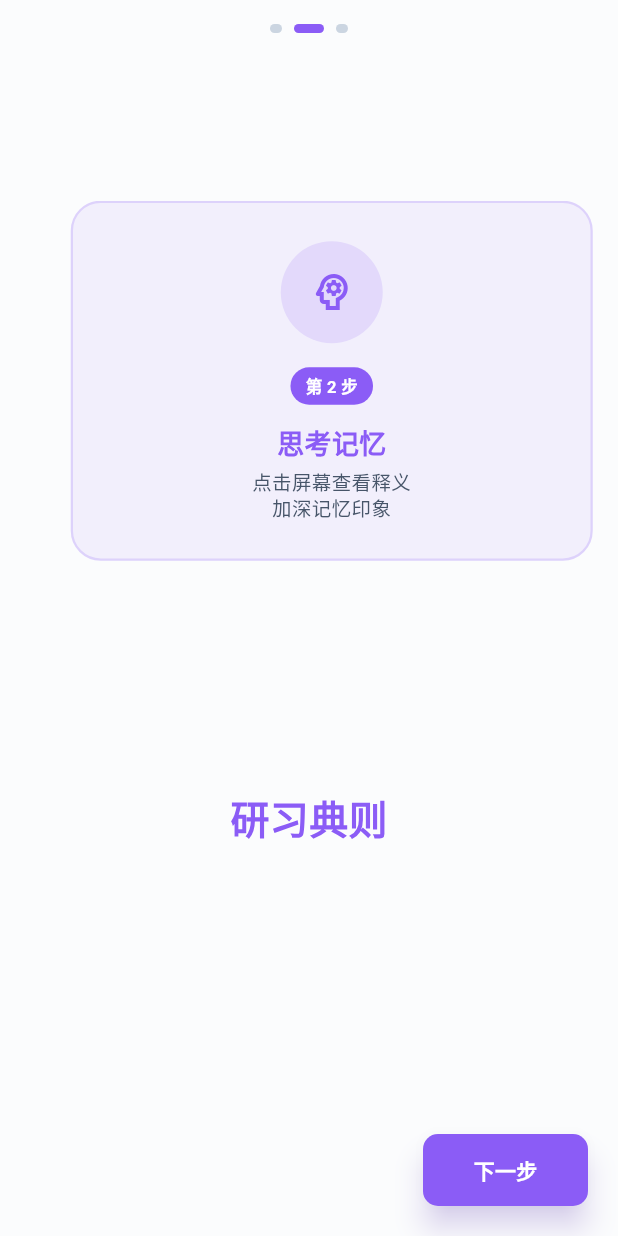
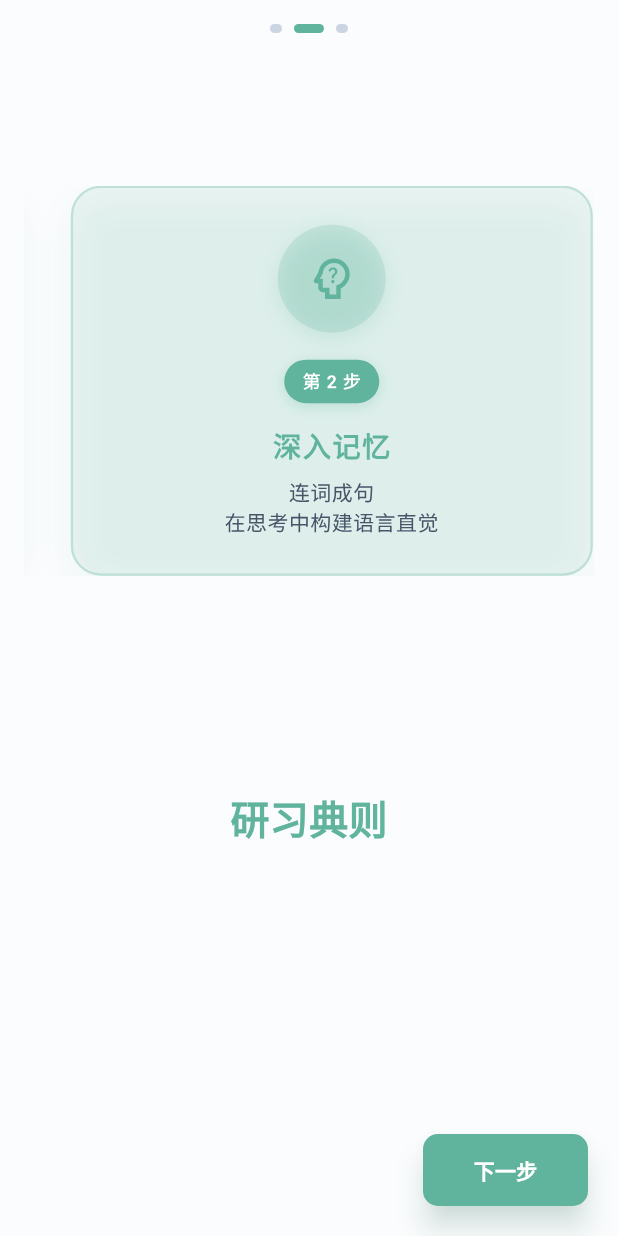
Before and after one commit to mikufoxxx/WordFlow, a Flutter app: the screen it shows after launch, after a tap on "下一步", on a phone screen of 412 x 824 dp. Run offline on Flutter 3.47's test engine with Material 3 defaults, Android fonts, the phone set to English and light mode, and no system bars; our stand-ins replace audioplayers, file_picker, fl_chart, permission_handler, shared_preferences; missing offline and left inert: lordicon.

Commit message:
起始页修复

```diff
--- a/lib/pages/onboarding_page.dart
+++ b/lib/pages/onboarding_page.dart
@@ -61,7 +61,7 @@ class _OnboardingPageState extends State<OnboardingPage>
     ),
           OnboardingPageData(
         title: "始于足下",
-        subtitle: "连接DeepSeek AI",
+        subtitle: "输入API Key, 开启智能造句判断",
         description: "输入DeepSeek API Key\n开启智能造句判断",
         icon: Icons.psychology_outlined,
         color: Color(0xFF10B981), // 更柔和的绿色
@@ -71,22 +71,22 @@ class _OnboardingPageState extends State<OnboardingPage>
   // 学习流程数据 - 使用更柔和的颜色
   final List<LearningStepData> _learningSteps = [
     LearningStepData(
-      title: "单词浮现",
-      description: "优雅的流式动画\n逐字浮现单词",
-      icon: Icons.visibility_outlined,
-      color: Color(0xFF6B7280), // 柔和灰色
+      title: "单词呈现",
+      description: "沉浸体验\n单词如流水般展现",
+      icon: Icons.auto_awesome_outlined,
+      color: AppTheme.primaryGray,
     ),
     LearningStepData(
-      title: "思考记忆",
-      description: "点击屏幕查看释义\n加深记忆印象",
-      icon: Icons.psychology_outlined,
-      color: Color(0xFF8B5CF6), // 柔和紫色
+      title: "深入记忆",
+      description: "连词成句\n在思考中构建语言直觉",
+      icon: Icons.psychology_alt_outlined,
+      color: AppTheme.primaryGray,
     ),
     LearningStepData(
-      title: "确认掌握",
-      description: "标记认识程度\n智能调整复习频率",
-      icon: Icons.done_all_outlined,
-      color: Color(0xFF10B981), // 柔和绿色
+      title: "智能推送",
+      description: "无限推词\n让你的词本独一无二",
+      icon: Icons.psychology_outlined,
+      color: AppTheme.primaryGray,
     ),
   ];
 
@@ -184,6 +184,7 @@ class _OnboardingPageState extends State<OnboardingPage>
       backgroundColor: Theme.of(context).brightness == Brightness.dark
           ? AppTheme.darkBackgroundColor
           : AppTheme.backgroundColor,
+      resizeToAvoidBottomInset: false,
       body: SafeArea(
             child: Center(
               child: ConstrainedBox(
@@ -231,7 +232,7 @@ class _OnboardingPageState extends State<OnboardingPage>
             height: ResponsiveHelper.getResponsiveSpacing(context, 6),
             decoration: BoxDecoration(
               color: _currentPage == index
-                  ? _pages[index].color
+                ? AppTheme.primaryGray
                 : AppTheme.coolGray300,
               borderRadius: BorderRadius.circular(ResponsiveHelper.getResponsiveBorderRadius(context, 3)),
             ),
@@ -297,31 +298,31 @@ class _OnboardingPageState extends State<OnboardingPage>
     });
 
     return Container(
-      width: 120, // 从150减少到120
-      height: 120, // 从150减少到120
+      width: 100,
+      height: 100,
       decoration: BoxDecoration(
-        color: page.color.withOpacity(0.1),
+        color: AppTheme.primaryGray.withOpacity(0.1),
         shape: BoxShape.circle,
         boxShadow: [
           BoxShadow(
-            color: page.color.withOpacity(0.15), // 从0.2减少到0.15
-            blurRadius: 15, // 从20减少到15
-            offset: const Offset(0, 8), // 从10减少到8
+            color: AppTheme.primaryGray.withOpacity(0.15),
+            blurRadius: 12,
+            offset: const Offset(0, 6),
           ),
         ],
       ),
       child: IconViewer(
         controller: controller,
-        width: 80, // 从100减少到80
-        height: 80, // 从100减少到80
+        width: 60,
+        height: 60,
       ),
     );
   }
 
-  /// 构建学习流程轮播图 - 不使用动画
+  /// 构建学习流程轮播图 - 增强视差动效
   Widget _buildLearningCarousel() {
     return SizedBox(
-      height: 240, // 从280减少到240
+      height: 260, // 增加高度以容纳视差效果
       child: PageView.builder(
         controller: _carouselController,
         onPageChanged: (index) {
@@ -332,79 +333,144 @@ class _OnboardingPageState extends State<OnboardingPage>
         itemCount: _learningSteps.length,
         itemBuilder: (context, index) {
           final step = _learningSteps[index];
-          return Container(
-            margin: const EdgeInsets.symmetric(horizontal: 16), // 从20减少到16
+          return AnimatedBuilder(
+            animation: _carouselController,
+            builder: (context, child) {
+              double value = 0.0;
+              if (_carouselController.position.haveDimensions) {
+                value = index.toDouble() - (_carouselController.page ?? 0);
+                value = (value * 0.038).clamp(-1, 1);
+              }
+
+              return Transform(
+                alignment: Alignment.center,
+                transform: Matrix4.identity()
+                  ..setEntry(3, 2, 0.001)
+                  ..rotateY(value),
+                child: Container(
+                  margin: EdgeInsets.symmetric(
+                    horizontal: 16 + (value.abs() * 8), // 动态边距
+                    vertical: value.abs() * 4, // 垂直视差
+                  ),
                   decoration: BoxDecoration(
-              color: step.color.withOpacity(0.08),
-              borderRadius: BorderRadius.circular(20), // 从24减少到20
+                    color: AppTheme.primaryGray.withOpacity(0.08 + (1 - value.abs()) * 0.02),
+                    borderRadius: BorderRadius.circular(20),
                     border: Border.all(
-                color: step.color.withOpacity(0.2),
+                      color: AppTheme.primaryGray.withOpacity(0.2 + (1 - value.abs()) * 0.1),
                       width: 1.5,
                     ),
+                    boxShadow: [
+                      BoxShadow(
+                        color: AppTheme.primaryGray.withOpacity(0.1 * (1 - value.abs())),
+                        blurRadius: 20 * (1 - value.abs()),
+                        offset: Offset(0, 8 * (1 - value.abs())),
+                      ),
+                    ],
                   ),
                   child: Column(
                     mainAxisAlignment: MainAxisAlignment.center,
                     children: [
-                // 步骤图标
-                Container(
-                  width: 68, // 从80减少到68
-                  height: 68, // 从80减少到68
+                      // 步骤图标 - 添加视差动效
+                      Transform.translate(
+                        offset: Offset(0, -value * 8), // 图标反向移动
+                        child: Transform.scale(
+                          scale: 1.0 - (value.abs() * 0.1), // 缩放效果
+                          child: Container(
+                            width: 72,
+                            height: 72,
                             decoration: BoxDecoration(
-                    color: step.color.withOpacity(0.15),
+                              color: AppTheme.primaryGray.withOpacity(0.15 + (1 - value.abs()) * 0.05),
                               shape: BoxShape.circle,
+                              boxShadow: [
+                                BoxShadow(
+                                  color: AppTheme.primaryGray.withOpacity(0.2 * (1 - value.abs())),
+                                  blurRadius: 12 * (1 - value.abs()),
+                                  offset: Offset(0, 4 * (1 - value.abs())),
+                                ),
+                              ],
                             ),
                             child: Icon(
                               step.icon,
-                    size: 32, // 从40减少到32
-                    color: step.color,
+                              size: 36,
+                              color: AppTheme.primaryGray.withOpacity(0.8 + (1 - value.abs()) * 0.2),
                             ),
-                ),
-
-                const SizedBox(height: 16), // 从20减少到16
-
-                // 步骤编号
-                Container(
-                  padding: const EdgeInsets.symmetric(horizontal: 10, vertical: 5), // 从12,6减少到10,5
-                  decoration: BoxDecoration(
-                    color: step.color,
-                    borderRadius: BorderRadius.circular(16), // 从20减少到16
-                  ),
-                  child: Text(
-                    '第 ${index + 1} 步',
-                    style: const TextStyle(
-                      color: Colors.white,
-                      fontSize: 11, // 从12减少到11
-                      fontWeight: FontWeight.w600,
                           ),
                         ),
                       ),
 
-                const SizedBox(height: 14), // 从16减少到14
+                      SizedBox(height: 18 - (value.abs() * 4)), // 动态间距
 
-                // 步骤标题
-                Text(
-                  step.title,
+                      // 步骤编号 - 添加浮动效果
+                      Transform.translate(
+                        offset: Offset(0, value * 4), // 编号正向移动
+                        child: Container(
+                          padding: const EdgeInsets.symmetric(horizontal: 12, vertical: 6),
+                          decoration: BoxDecoration(
+                            color: AppTheme.primaryGray.withOpacity(0.9 + (1 - value.abs()) * 0.1),
+                            borderRadius: BorderRadius.circular(18),
+                            boxShadow: [
+                              BoxShadow(
+                                color: AppTheme.primaryGray.withOpacity(0.3 * (1 - value.abs())),
+                                blurRadius: 8 * (1 - value.abs()),
+                                offset: Offset(0, 2 * (1 - value.abs())),
+                              ),
+                            ],
+                          ),
+                          child: Text(
+                            '第 ${index + 1} 步',
                             style: TextStyle(
-                    fontSize: 18, // 从20减少到18
-                    fontWeight: FontWeight.w700,
-                    color: step.color,
+                              color: Colors.white.withOpacity(0.9 + (1 - value.abs()) * 0.1),
+                              fontSize: 12,
+                              fontWeight: FontWeight.w600,
+                              letterSpacing: 0.5,
+                            ),
+                          ),
                         ),
                       ),
 
-                const SizedBox(height: 6), // 从8减少到6
+                      SizedBox(height: 16 - (value.abs() * 2)), // 动态间距
 
-                // 步骤描述
-                Text(
+                      // 步骤标题 - 添加淡入淡出效果
+                      Transform.translate(
+                        offset: Offset(0, value * 6), // 标题移动
+                        child: Opacity(
+                          opacity: 1.0 - (value.abs() * 0.3), // 透明度变化
+                          child: Text(
+                            step.title,
+                            style: TextStyle(
+                              fontSize: 19 - (value.abs() * 1), // 动态字体大小
+                              fontWeight: FontWeight.w700,
+                              color: AppTheme.primaryGray.withOpacity(0.9 + (1 - value.abs()) * 0.1),
+                              letterSpacing: 0.8,
+                            ),
+                          ),
+                        ),
+                      ),
+
+                      SizedBox(height: 8 - (value.abs() * 2)), // 动态间距
+
+                      // 步骤描述 - 添加优雅的浮动效果
+                      Transform.translate(
+                        offset: Offset(0, value * 10), // 描述文字移动更多
+                        child: Opacity(
+                          opacity: 1.0 - (value.abs() * 0.4), // 更明显的透明度变化
+                          child: Text(
                             step.description,
                             textAlign: TextAlign.center,
                             style: TextStyle(
-                    fontSize: 13, // 从14减少到13
-                    color: AppTheme.coolGray600,
-                    height: 1.3, // 从1.4减少到1.3
+                              fontSize: 14 - (value.abs() * 0.5), // 动态字体大小
+                              color: AppTheme.coolGray600.withOpacity(0.8 + (1 - value.abs()) * 0.2),
+                              height: 1.4,
+                              letterSpacing: 0.3,
+                            ),
+                          ),
                         ),
                       ),
                     ],
                   ),
+                ),
+              );
+            },
           );
         },
       ),
@@ -421,52 +487,56 @@ class _OnboardingPageState extends State<OnboardingPage>
       }
     });
 
-    return Column(
+    return SingleChildScrollView(
+      child: Column(
         mainAxisAlignment: MainAxisAlignment.center,
+        mainAxisSize: MainAxisSize.min,
         children: [
           // API连接图标
           Container(
-          width: 100, // 从120减少到100
-          constraints: const BoxConstraints(minHeight: 100), // 从120减少到100
+            width: 80,
+            height: 80,
             decoration: BoxDecoration(
-            color: page.color.withOpacity(0.1),
+              color: AppTheme.primaryGray.withOpacity(0.1),
               shape: BoxShape.circle,
               boxShadow: [
                 BoxShadow(
-                color: page.color.withOpacity(0.15), // 从0.2减少到0.15
-                blurRadius: 15, // 从20减少到15
-                offset: const Offset(0, 8), // 从10减少到8
+                  color: AppTheme.primaryGray.withOpacity(0.15),
+                  blurRadius: 12,
+                  offset: const Offset(0, 6),
                 ),
               ],
             ),
             child: IconViewer(
               controller: controllerlink,
-            width: 50, // 从60减少到50
-            height: 50, // 从60减少到50
+              width: 40,
+              height: 40,
             ),
           ),
 
-        const SizedBox(height: 32), // 从40减少到32
+          const SizedBox(height: 24),
 
           // Token输入框
           Container(
-          padding: const EdgeInsets.symmetric(horizontal: 16), // 从20减少到16
+            padding: const EdgeInsets.symmetric(horizontal: 16),
             child: TextField(
               controller: _tokenController,
               decoration: InputDecoration(
                 labelText: 'DeepSeek API Key',
                 hintText: '请输入您的DeepSeek API Key',
-              prefixIcon: Icon(Icons.key_outlined, color: page.color),
+                labelStyle: TextStyle(color: AppTheme.primaryGray),
+                hintStyle: TextStyle(color: AppTheme.coolGray500),
+                prefixIcon: Icon(Icons.key_outlined, color: AppTheme.primaryGray),
                 border: OutlineInputBorder(
-                borderRadius: BorderRadius.circular(12), // 从16减少到12
+                  borderRadius: BorderRadius.circular(12),
                   borderSide: BorderSide(color: AppTheme.coolGray300),
                 ),
                 focusedBorder: OutlineInputBorder(
-                borderRadius: BorderRadius.circular(12), // 从16减少到12
-                borderSide: BorderSide(color: page.color, width: 2),
+                  borderRadius: BorderRadius.circular(12),
+                  borderSide: BorderSide(color: AppTheme.primaryGray, width: 2),
                 ),
                 enabledBorder: OutlineInputBorder(
-                borderRadius: BorderRadius.circular(12), // 从16减少到12
+                  borderRadius: BorderRadius.circular(12),
                   borderSide: BorderSide(color: AppTheme.coolGray300),
                 ),
                 filled: true,
@@ -477,7 +547,7 @@ class _OnboardingPageState extends State<OnboardingPage>
                     IconButton(
                       icon: Icon(
                         Icons.paste,
-                      color: page.color.withOpacity(0.6),
+                        color: AppTheme.primaryGray.withOpacity(0.6),
                       ),
                       onPressed: _pasteToken,
                       tooltip: '粘贴API Key',
@@ -485,7 +555,7 @@ class _OnboardingPageState extends State<OnboardingPage>
                     IconButton(
                       icon: Icon(
                         _showToken ? Icons.visibility_off : Icons.visibility,
-                      color: page.color.withOpacity(0.6),
+                        color: AppTheme.primaryGray.withOpacity(0.6),
                       ),
                       onPressed: () {
                         setState(() {
@@ -497,27 +567,31 @@ class _OnboardingPageState extends State<OnboardingPage>
                   ],
                 ),
               ),
-            style: const TextStyle(fontSize: 14), // 从16减少到14
+              style: TextStyle(
+                fontSize: 14,
+                color: AppTheme.getPrimaryTextColor(context),
+              ),
               obscureText: !_showToken,
             ),
           ),
 
-        const SizedBox(height: 14), // 从16减少到14
+          const SizedBox(height: 12),
 
           // 帮助文本
           Padding(
-          padding: const EdgeInsets.symmetric(horizontal: 16), // 从20减少到16
+            padding: const EdgeInsets.symmetric(horizontal: 16),
             child: Text(
-            '在DeepSeek官网申请API Key：\nplatform.deepseek.com → API Keys → 创建新Key',
+              '在DeepSeek官网申请API Key：\nplatform.deepseek.com \n → API Keys \n → 创建新Key',
               textAlign: TextAlign.center,
               style: TextStyle(
-              fontSize: 12, // 从13减少到12
-              color: AppTheme.coolGray500,
-              height: 1.3, // 从1.4减少到1.3
+                fontSize: 12,
+                color: AppTheme.getSecondaryTextColor(context),
+                height: 1.3,
               ),
             ),
           ),
         ],
+      ),
     );
   }
 
@@ -532,7 +606,7 @@ class _OnboardingPageState extends State<OnboardingPage>
           style: TextStyle(
             fontSize: ResponsiveHelper.getResponsiveFontSize(context, 26),
             fontWeight: FontWeight.w800,
-            color: page.color,
+            color: AppTheme.primaryGray,
             height: 1.2,
           ),
           animationController: _textAnimationControllers[index],
@@ -660,7 +734,7 @@ class _OnboardingPageState extends State<OnboardingPage>
     if (_currentPage == _pages.length - 1 && !_isTokenValid) {
       return AppTheme.coolGray400;
     }
-    return _pages[_currentPage].color;
+    return AppTheme.primaryGray;
   }
 
   /// 获取按钮阴影
@@ -718,7 +792,7 @@ class _OnboardingPageState extends State<OnboardingPage>
         ScaffoldMessenger.of(context).showSnackBar(
           SnackBar(
             content: const Text('✅ API Key已粘贴'),
-            backgroundColor: _pages[_currentPage].color,
+            backgroundColor: AppTheme.primaryGray,
             duration: const Duration(seconds: 2),
           ),
         );
```
Lines whose indentation alone changed are shown as unchanged.
